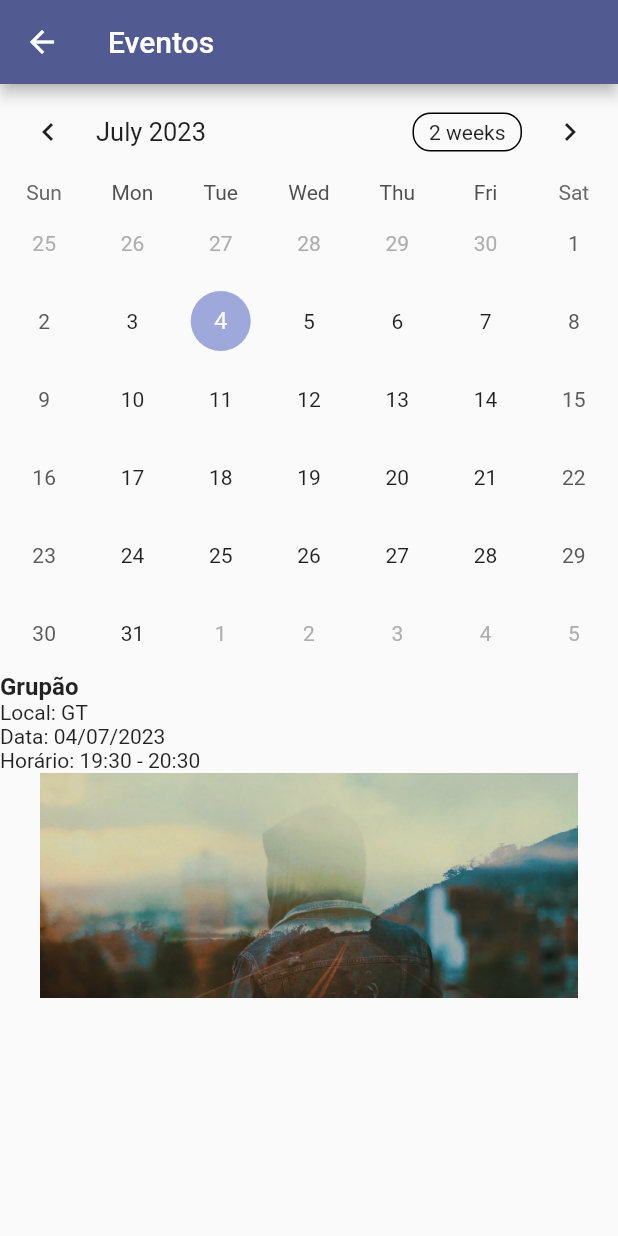
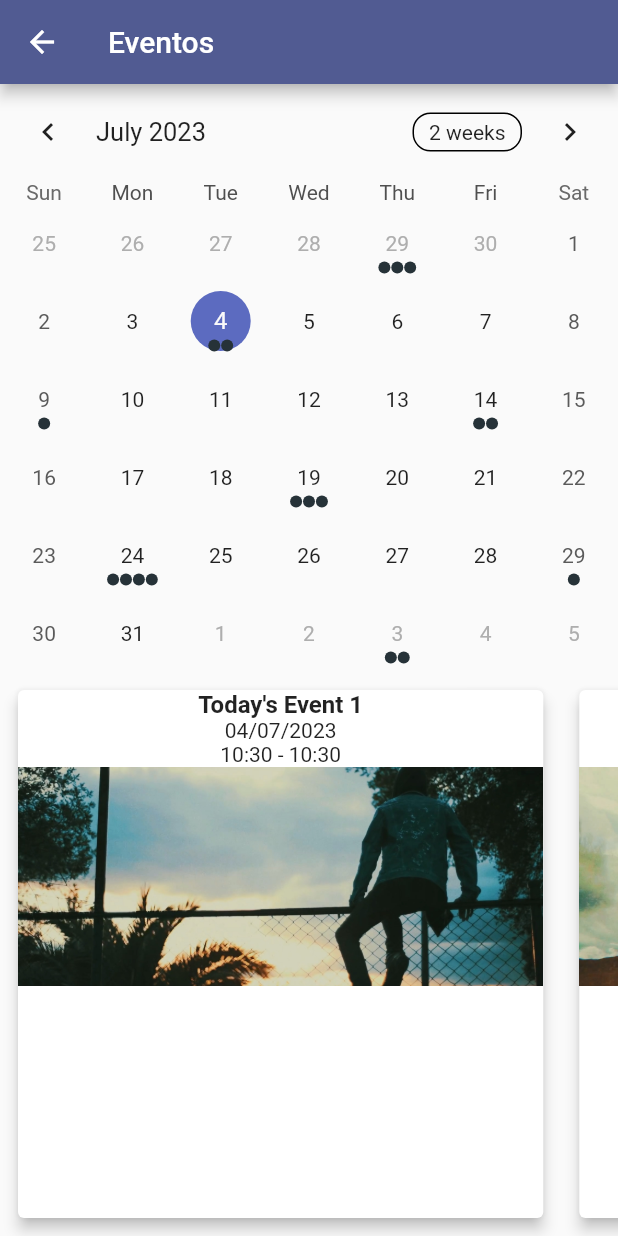
Before and after one commit to daybson/appigreja, a Flutter app: the EventosView screen opened directly, on a phone screen of 412 x 824 dp. Run offline on Flutter 3.47's test engine with Material 2 defaults, Android fonts, the phone set to English and light mode, and no system bars; drawn by our look-alikes of table_calendar.

Commit message:
view eventos com mock data

```diff
--- a/lib/view/eventos.dart
+++ b/lib/view/eventos.dart
@@ -1,19 +1,67 @@
+import 'dart:collection';
+
 import 'package:flutter/cupertino.dart';
 import 'package:flutter/material.dart';
 import 'package:table_calendar/table_calendar.dart';
 import 'package:intl/intl.dart';
+
+class Event {
+  final String title;
+  final DateTime dataHoraInicio;
+  final DateTime dataHoraFim;
+
+  const Event(this.title, this.dataHoraInicio, this.dataHoraFim);
+
+  @override
+  String toString() => title;
+}
 
 class EventosView extends StatefulWidget {
   @override
   State<EventosView> createState() => _EventosViewState();
 }
 
+final kToday = DateTime.now();
+final kFirstDay = DateTime(kToday.year, kToday.month - 3, kToday.day);
+final kLastDay = DateTime(kToday.year, kToday.month + 3, kToday.day);
+
+int getHashCode(DateTime key) {
+  return key.day * 1000000 + key.month * 10000 + key.year;
+}
+
+final _kEventSource = Map.fromIterable(List.generate(35, (index) => index),
+    key: (item) => DateTime.utc(kFirstDay.year, kFirstDay.month, item * 5),
+    value: (item) => List.generate(
+          item % 4 + 1,
+          (index) => Event(
+              'Event $item | ${index + 1}',
+              DateTime.utc(kFirstDay.year, kFirstDay.month, item * 5),
+              DateTime.utc(kFirstDay.year, kFirstDay.month, item * 5)),
+        ))
+  ..addAll({
+    kToday: [
+      Event('Today\'s Event 1', kToday, kToday),
+      Event('Today\'s Event 2', kToday, kToday),
+    ],
+  });
+
+final events = LinkedHashMap(
+  equals: isSameDay,
+  hashCode: getHashCode,
+)..addAll(_kEventSource);
+
 class _EventosViewState extends State<EventosView> {
   CalendarFormat _calendarFormat = CalendarFormat.month;
 
   DateTime _focusedDay = DateTime.now();
 
-  DateTime? _selectedDay;
+  DateTime? _selectedDay = DateTime.now();
+
+  late List<Event>? eventsOfDay = _getEventsForDay(DateTime.now());
+
+  List<Event> _getEventsForDay(DateTime day) {
+    return events[day] ?? [];
+  }
 
   @override
   Widget build(BuildContext context) {
@@ -21,9 +69,11 @@ class _EventosViewState extends State<EventosView> {
       appBar: AppBar(
         title: Text("Eventos"),
       ),
-      body: ListView(
+      body: Column(
         children: [
-          TableCalendar(
+          Flexible(
+            flex: 0,
+            child: TableCalendar(
               firstDay: DateTime.utc(2010, 10, 16),
               lastDay: DateTime.utc(2030, 3, 14),
               focusedDay: DateTime.now(),
@@ -31,21 +81,46 @@ class _EventosViewState extends State<EventosView> {
               selectedDayPredicate: (day) {
                 return isSameDay(_selectedDay, day);
               },
+              eventLoader: (day) {
+                return _getEventsForDay(day);
+              },
               onDaySelected: (selectedDay, focusedDay) {
                 setState(() {
                   print(selectedDay);
                   _selectedDay = selectedDay;
-                _focusedDay = focusedDay; // update `_focusedDay` here as well
+                  _focusedDay = focusedDay;
+                  eventsOfDay = _getEventsForDay(selectedDay);
                 });
               },
             ),
-          Text("Grupão", style: TextStyle(fontWeight: FontWeight.bold, fontSize: 16),),
-          Text("Local: GT"),
-          Text("Data: ${DateFormat('dd/MM/yyyy').format(_focusedDay)}"),
-          Text("Horário: 19:30 - 20:30"),
+          ),
+          Flexible(
+            child: ListView.builder(
+                scrollDirection: Axis.horizontal,
+                itemCount: eventsOfDay?.length,
+                //_getEventsForDay(_selectedDay!).length,
+                itemBuilder: (context, i) {
+                  return Card(
+                    margin: EdgeInsets.all(12),
+                    elevation: 4,
+                    child: Column(
+                      children: [
+                        Text(
+                          "${eventsOfDay?[i].title}",
+                          style: TextStyle(
+                              fontWeight: FontWeight.bold, fontSize: 16),
+                        ),
+                        Text('${DateFormat('dd/MM/yyyy').format(_focusedDay)}'),
+                        Text(
+                            '${DateFormat('hh:mm').format(eventsOfDay![i].dataHoraInicio!)} - ${DateFormat('hh:mm').format(eventsOfDay![i].dataHoraFim!)}'),
                         Image.asset(
-            "assets/images/background(4).jpg",
-            height: 150,
+                          "assets/images/background(${(i % 12)+1}).jpg",
+                          width: MediaQuery.of(context).size.width * 0.85,
+                        ),
+                      ],
+                    ),
+                  );
+                }),
           ),
         ],
       ),
```
Lines whose indentation alone changed are shown as unchanged.
